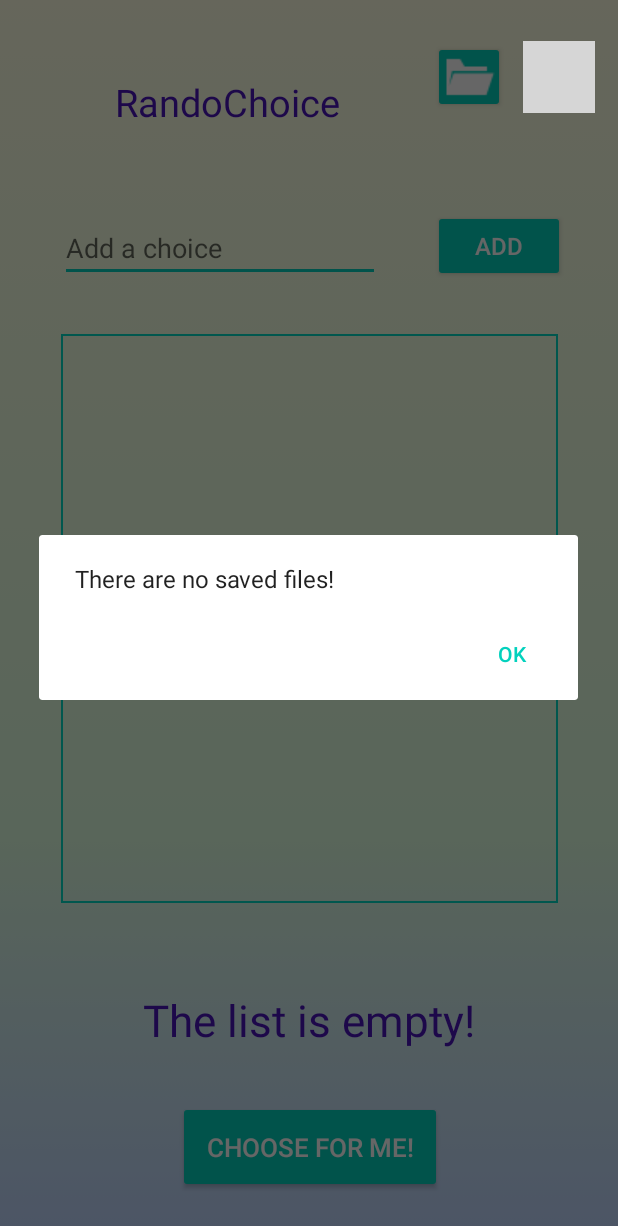
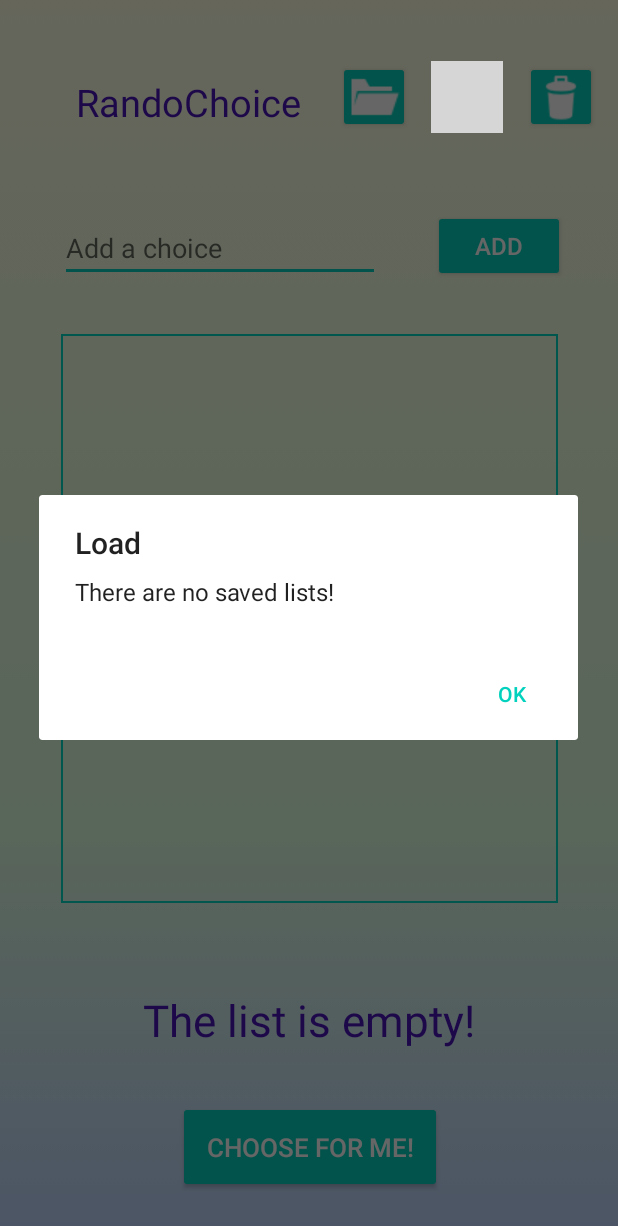
Before and after one commit to lewishay/RandoChoice, an Android app: the screen it shows after launch (MainActivity), after a tap on "Load", on a phone screen of 412 x 824 dp. Shown: the top 1226 px of the screen. Run offline under Robolectric (Android 15) with nearby library versions, the phone set to English and light mode, and no system bars; Roboto replaces fonts that are not available here; 2 other taps on this screen came first; grey boxes are pictures that could not be loaded.

Commit message:
Implemented delete file button & dialog

```diff
--- a/app/build.gradle
+++ b/app/build.gradle
@@ -11,7 +11,7 @@ android {
         minSdkVersion 21
         targetSdkVersion 30
         versionCode 1
-        versionName "1.3"
+        versionName "1.4"
 
         testInstrumentationRunner "androidx.test.runner.AndroidJUnitRunner"
     }
--- a/app/src/main/java/com/example/randochoice/LoadDialog.kt
+++ b/app/src/main/java/com/example/randochoice/LoadDialog.kt
@@ -2,7 +2,6 @@ package com.example.randochoice
 
 import android.app.AlertDialog
 import android.app.Dialog
-import android.content.DialogInterface
 import android.os.Bundle
 import android.widget.ArrayAdapter
 import android.widget.ListView
@@ -19,21 +18,22 @@ class LoadDialog(
         return activity?.let {
             val builder = AlertDialog.Builder(it)
             val fileList = dir.listFiles()
+            builder.setTitle(R.string.load)
             if(fileList != null && fileList.isNotEmpty()) {
                 val fileNameList = fileList.map { file -> file.name }.sorted().toTypedArray()
-                builder.setTitle(R.string.load)
-                builder.setItems(fileNameList, DialogInterface.OnClickListener { _, item ->
+                builder.setItems(fileNameList) { _, item ->
                     list.clear()
                     val file = File(dir, fileNameList[item])
                     file.readText().lines().forEach { entry ->
                         list.add(entry)
                     }
                     listView.adapter = listAdapter
-                })
+                }
+                builder.setNegativeButton(R.string.cancel) { _, _ -> }
                 builder.create()
             } else {
                 builder.setMessage(R.string.noFiles)
-                    .setPositiveButton(R.string.ok, DialogInterface.OnClickListener { _, _ -> })
+                builder.setPositiveButton(R.string.ok) { _, _ -> }
                 builder.create()
             }
         } ?: throw IllegalStateException("Activity cannot be null")
--- a/app/src/main/java/com/example/randochoice/MainActivity.kt
+++ b/app/src/main/java/com/example/randochoice/MainActivity.kt
@@ -21,6 +21,7 @@ class MainActivity : AppCompatActivity() {
         val chooseButton = findViewById<Button>(R.id.choiceButton)
         val loadButton = findViewById<ImageButton>(R.id.loadButton)
         val saveButton = findViewById<ImageButton>(R.id.saveButton)
+        val deleteButton = findViewById<ImageButton>(R.id.deleteButton)
         val choiceListView = findViewById<ListView>(R.id.choiceList)
         val choiceList = ArrayList<String>()
         val choiceListAdapter = ArrayAdapter<String>(this, android.R.layout.simple_list_item_1, choiceList)
@@ -37,6 +38,7 @@ class MainActivity : AppCompatActivity() {
 
         val loadDialog = LoadDialog(choiceList, choiceListView, choiceListAdapter, filesDir)
         val saveDialog = SaveDialog(choiceList)
+        val deleteDialog = DeleteDialog(filesDir)
 
         addButton.setOnClickListener {
             val input = choiceInput!!.text.toString()
@@ -71,5 +73,9 @@ class MainActivity : AppCompatActivity() {
         saveButton.setOnClickListener {
             saveDialog.show(supportFragmentManager, getString(R.string.save))
         }
+
+        deleteButton.setOnClickListener {
+            deleteDialog.show(supportFragmentManager, getString(R.string.delete))
+        }
     }
 }
--- a/app/src/main/res/layout/activity_main.xml
+++ b/app/src/main/res/layout/activity_main.xml
@@ -39,10 +39,10 @@
         android:textSize="25sp"
         app:layout_constraintBottom_toTopOf="@+id/choiceInput"
         app:layout_constraintEnd_toEndOf="parent"
-        app:layout_constraintHorizontal_bias="0.276"
+        app:layout_constraintHorizontal_bias="0.168"
         app:layout_constraintStart_toStartOf="parent"
         app:layout_constraintTop_toTopOf="parent"
-        app:layout_constraintVertical_bias="0.462" />
+        app:layout_constraintVertical_bias="0.461" />
 
     <EditText
         android:id="@+id/choiceInput"
@@ -106,29 +106,42 @@
         style="@style/Widget.AppCompat.Button.Colored"
         android:layout_width="48dp"
         android:layout_height="48dp"
+        android:contentDescription="@string/load"
         android:src="@drawable/ic_action_folder_open"
-        android:contentDescription="@string/load"
         app:layout_constraintBottom_toTopOf="@+id/addButton"
-        app:layout_constraintEnd_toEndOf="parent"
-        app:layout_constraintHorizontal_bias="0.41"
+        app:layout_constraintEnd_toStartOf="@+id/saveButton"
         app:layout_constraintStart_toEndOf="@+id/title"
         app:layout_constraintTop_toTopOf="parent"
-        app:layout_constraintVertical_bias="0.296" />
+        app:layout_constraintVertical_bias="0.444" />
 
     <ImageButton
         android:id="@+id/saveButton"
         style="@style/Widget.AppCompat.Button.Colored"
         android:layout_width="48dp"
         android:layout_height="48dp"
+        android:contentDescription="@string/save"
+        android:padding="4dp"
         android:scaleType="fitCenter"
+        android:src="@drawable/ic_action_save"
+        app:layout_constraintBottom_toTopOf="@+id/addButton"
+        app:layout_constraintEnd_toStartOf="@+id/deleteButton"
+        app:layout_constraintStart_toEndOf="@+id/loadButton"
+        app:layout_constraintTop_toTopOf="parent"
+        app:layout_constraintVertical_bias="0.444" />
+
+    <ImageButton
+        android:id="@+id/deleteButton"
+        style="@style/Widget.AppCompat.Button.Colored"
+        android:layout_width="48dp"
+        android:layout_height="48dp"
+        android:contentDescription="@string/save"
         android:padding="4dp"
-        android:src="@drawable/ic_action_save"
-        android:contentDescription="@string/save"
+        android:scaleType="fitCenter"
+        android:src="@drawable/ic_action_trash"
         app:layout_constraintBottom_toTopOf="@+id/addButton"
         app:layout_constraintEnd_toEndOf="parent"
-        app:layout_constraintHorizontal_bias="0.442"
-        app:layout_constraintStart_toEndOf="@+id/loadButton"
+        app:layout_constraintStart_toEndOf="@+id/saveButton"
         app:layout_constraintTop_toTopOf="parent"
-        app:layout_constraintVertical_bias="0.296" />
+        app:layout_constraintVertical_bias="0.444" />
 
 </androidx.constraintlayout.widget.ConstraintLayout>
--- a/app/src/main/res/values/strings.xml
+++ b/app/src/main/res/values/strings.xml
@@ -6,9 +6,10 @@
     <string name="addText">Add</string>
     <string name="load">Load</string>
     <string name="save">Save</string>
-    <string name="noFiles">There are no saved files!</string>
+    <string name="delete">Delete</string>
+    <string name="noFiles">There are no saved lists!</string>
     <string name="ok">OK</string>
     <string name="cancel">Cancel</string>
     <string name="emptyList">The list is empty!</string>
-    <string name="enterFileName">Enter a file name</string>
+    <string name="enterFileName">Enter list name</string>
 </resources>
```
Also changed, not shown: app/src/main/java/com/example/randochoice/DeleteDialog.kt (added, +31 -0 lines), app/src/main/java/com/example/randochoice/SaveDialog.kt (+4 -8 lines), app/src/main/res/drawable/ic_action_trash.png (added).
